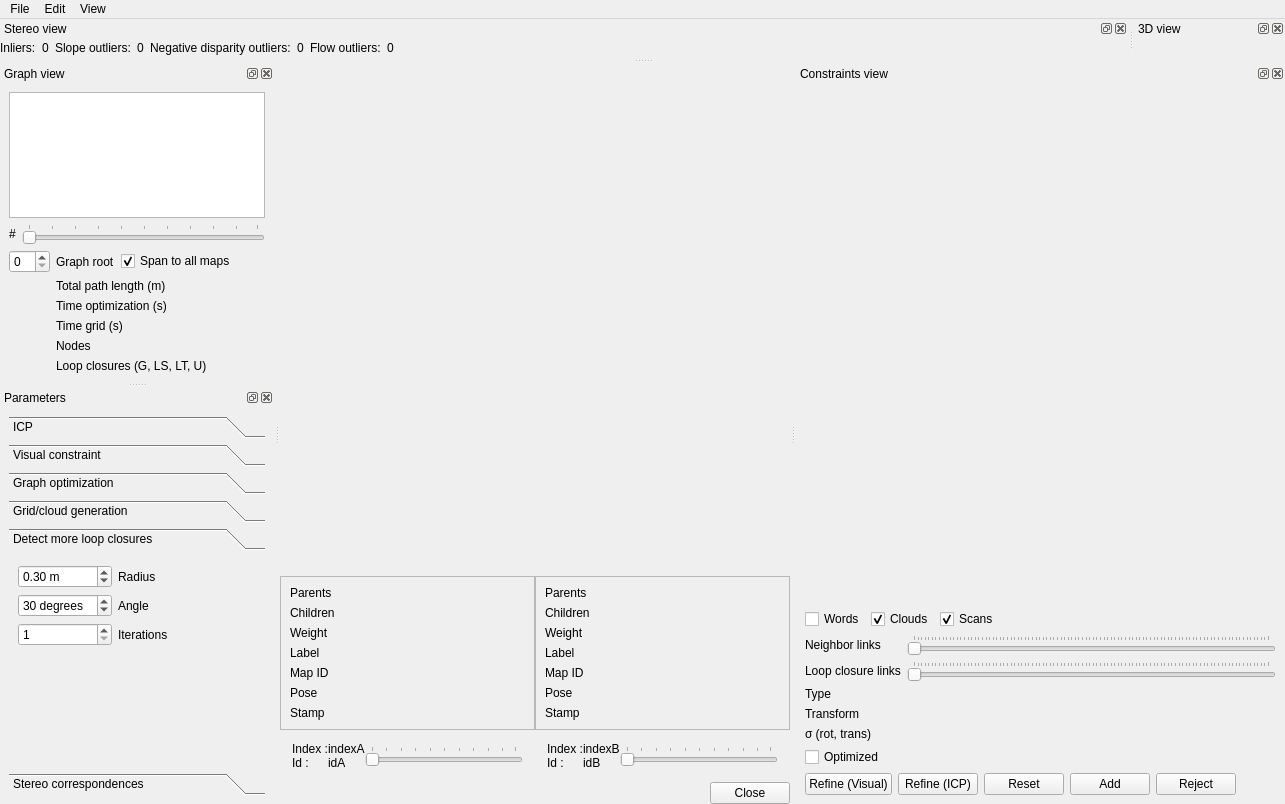
This is guilib/src/ui/DatabaseViewer.ui in introlab/rtabmap as Qt 5 draws it before an edit. The edited form follows.
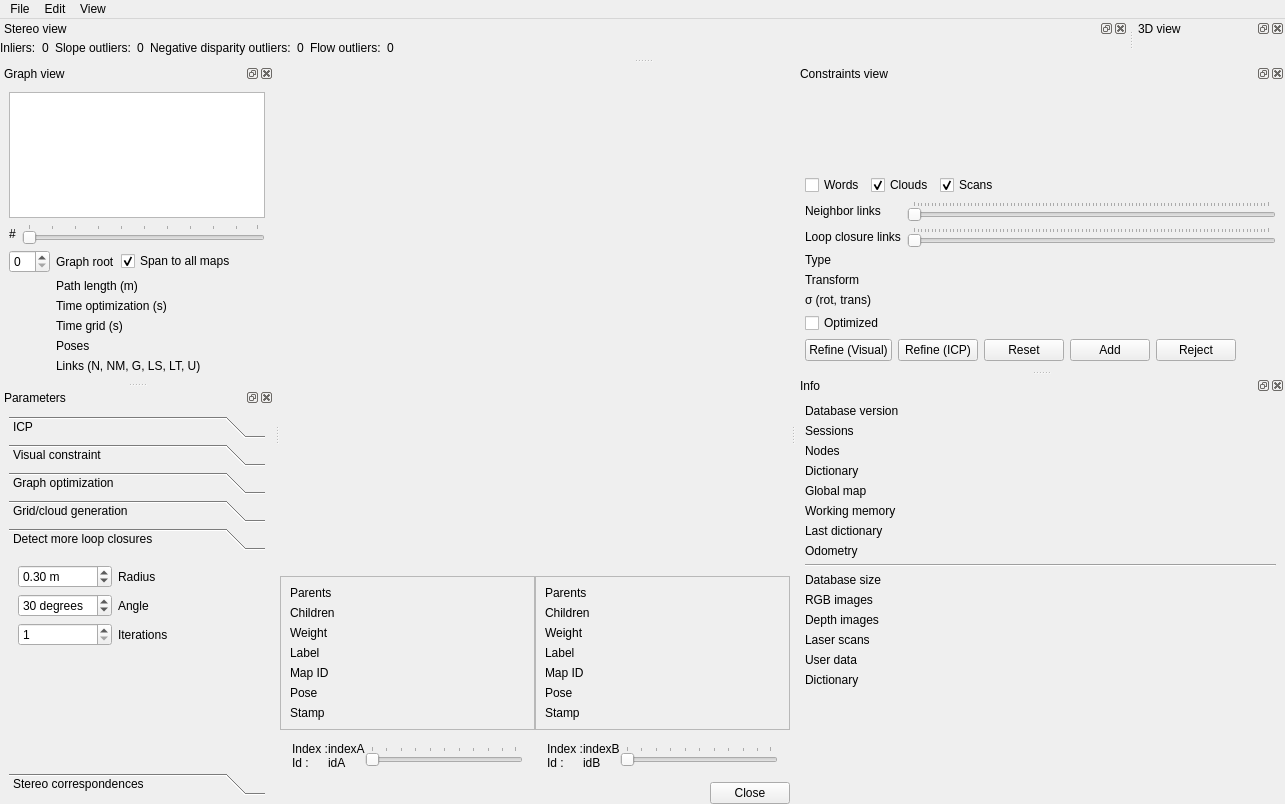
This is the edited form. The open tabs and pages were chosen to show the change. Custom widgets are drawn as their Qt base class.

The edit to the form file:
```diff
--- a/guilib/src/ui/DatabaseViewer.ui
+++ b/guilib/src/ui/DatabaseViewer.ui
@@ -739,7 +739,7 @@
        <item row="5" column="1">
         <widget class="QLabel" name="label_52">
          <property name="text">
-          <string>Nodes</string>
+          <string>Poses</string>
          </property>
         </widget>
        </item>
@@ -753,14 +753,14 @@
        <item row="6" column="1">
         <widget class="QLabel" name="label_41">
          <property name="text">
-          <string>Loop closures (G, LS, LT, U)</string>
+          <string>Links (N, NM, G, LS, LT, U)</string>
          </property>
         </widget>
        </item>
        <item row="2" column="1">
         <widget class="QLabel" name="label_10">
          <property name="text">
-          <string>Total path length (m)</string>
+          <string>Path length (m)</string>
          </property>
         </widget>
        </item>
@@ -800,7 +800,7 @@
         </layout>
        </item>
        <item row="5" column="0">
-        <widget class="QLabel" name="label_nodes">
+        <widget class="QLabel" name="label_poses">
          <property name="text">
           <string/>
          </property>
@@ -2330,6 +2330,242 @@
     </layout>
    </widget>
   </widget>
+  <widget class="QDockWidget" name="dockWidget_info">
+   <property name="windowTitle">
+    <string>Info</string>
+   </property>
+   <attribute name="dockWidgetArea">
+    <number>2</number>
+   </attribute>
+   <widget class="QWidget" name="dockWidgetContents_4">
+    <layout class="QVBoxLayout" name="verticalLayout_12">
+     <item>
+      <layout class="QGridLayout" name="gridLayout_15" columnstretch="0,1">
+       <item row="0" column="0">
+        <widget class="QLabel" name="label_70">
+         <property name="text">
+          <string>Database version</string>
+         </property>
+        </widget>
+       </item>
+       <item row="0" column="1">
+        <widget class="QLabel" name="label_version">
+         <property name="text">
+          <string/>
+         </property>
+        </widget>
+       </item>
+       <item row="1" column="0">
+        <widget class="QLabel" name="label_69">
+         <property name="text">
+          <string>Sessions</string>
+         </property>
+        </widget>
+       </item>
+       <item row="1" column="1">
+        <widget class="QLabel" name="label_sessions">
+         <property name="text">
+          <string/>
+         </property>
+        </widget>
+       </item>
+       <item row="2" column="0">
+        <widget class="QLabel" name="label_9">
+         <property name="text">
+          <string>Nodes</string>
+         </property>
+        </widget>
+       </item>
+       <item row="2" column="1">
+        <widget class="QLabel" name="label_nodes">
+         <property name="text">
+          <string/>
+         </property>
+        </widget>
+       </item>
+       <item row="3" column="0">
+        <widget class="QLabel" name="label_80">
+         <property name="text">
+          <string>Dictionary</string>
+         </property>
+        </widget>
+       </item>
+       <item row="3" column="1">
+        <widget class="QLabel" name="label_words">
+         <property name="text">
+          <string/>
+         </property>
+        </widget>
+       </item>
+       <item row="4" column="0">
+        <widget class="QLabel" name="label_78">
+         <property name="text">
+          <string>Global map</string>
+         </property>
+        </widget>
+       </item>
+       <item row="4" column="1">
+        <widget class="QLabel" name="label_global_map">
+         <property name="text">
+          <string/>
+         </property>
+        </widget>
+       </item>
+       <item row="5" column="0">
+        <widget class="QLabel" name="label_79">
+         <property name="text">
+          <string>Working memory</string>
+         </property>
+        </widget>
+       </item>
+       <item row="5" column="1">
+        <widget class="QLabel" name="label_wm">
+         <property name="text">
+          <string/>
+         </property>
+        </widget>
+       </item>
+       <item row="6" column="0">
+        <widget class="QLabel" name="label_77">
+         <property name="text">
+          <string>Last dictionary</string>
+         </property>
+        </widget>
+       </item>
+       <item row="6" column="1">
+        <widget class="QLabel" name="label_dictionary">
+         <property name="text">
+          <string/>
+         </property>
+        </widget>
+       </item>
+       <item row="7" column="0">
+        <widget class="QLabel" name="label_74">
+         <property name="text">
+          <string>Odometry</string>
+         </property>
+        </widget>
+       </item>
+       <item row="7" column="1">
+        <widget class="QLabel" name="label_odom">
+         <property name="text">
+          <string/>
+         </property>
+        </widget>
+       </item>
+      </layout>
+     </item>
+     <item>
+      <widget class="Line" name="line">
+       <property name="orientation">
+        <enum>Qt::Horizontal</enum>
+       </property>
+      </widget>
+     </item>
+     <item>
+      <layout class="QGridLayout" name="gridLayout_14" columnstretch="0,1">
+       <item row="0" column="0">
+        <widget class="QLabel" name="label_68">
+         <property name="text">
+          <string>Database size</string>
+         </property>
+        </widget>
+       </item>
+       <item row="0" column="1">
+        <widget class="QLabel" name="label_db_size">
+         <property name="text">
+          <string/>
+         </property>
+        </widget>
+       </item>
+       <item row="1" column="0">
+        <widget class="QLabel" name="label_72">
+         <property name="text">
+          <string>RGB images</string>
+         </property>
+        </widget>
+       </item>
+       <item row="1" column="1">
+        <widget class="QLabel" name="label_rgb_size">
+         <property name="text">
+          <string/>
+         </property>
+        </widget>
+       </item>
+       <item row="2" column="0">
+        <widget class="QLabel" name="label_73">
+         <property name="text">
+          <string>Depth images</string>
+         </property>
+        </widget>
+       </item>
+       <item row="2" column="1">
+        <widget class="QLabel" name="label_depth_size">
+         <property name="text">
+          <string/>
+         </property>
+        </widget>
+       </item>
+       <item row="3" column="0">
+        <widget class="QLabel" name="label_71">
+         <property name="text">
+          <string>Laser scans</string>
+         </property>
+        </widget>
+       </item>
+       <item row="3" column="1">
+        <widget class="QLabel" name="label_scan_size">
+         <property name="text">
+          <string/>
+         </property>
+        </widget>
+       </item>
+       <item row="4" column="0">
+        <widget class="QLabel" name="label_75">
+         <property name="text">
+          <string>User data </string>
+         </property>
+        </widget>
+       </item>
+       <item row="4" column="1">
+        <widget class="QLabel" name="label_userData_size">
+         <property name="text">
+          <string/>
+         </property>
+        </widget>
+       </item>
+       <item row="5" column="0">
+        <widget class="QLabel" name="label_76">
+         <property name="text">
+          <string>Dictionary</string>
+         </property>
+        </widget>
+       </item>
+       <item row="5" column="1">
+        <widget class="QLabel" name="label_words_size">
+         <property name="text">
+          <string/>
+         </property>
+        </widget>
+       </item>
+      </layout>
+     </item>
+     <item>
+      <spacer name="verticalSpacer_7">
+       <property name="orientation">
+        <enum>Qt::Vertical</enum>
+       </property>
+       <property name="sizeHint" stdset="0">
+        <size>
+         <width>0</width>
+         <height>0</height>
+        </size>
+       </property>
+      </spacer>
+     </item>
+    </layout>
+   </widget>
+  </widget>
   <action name="actionOpen_database">
    <property name="text">
     <string>Open database</string>
```
Left out of the diff: 18 changed lines with no effect on the pictures.
